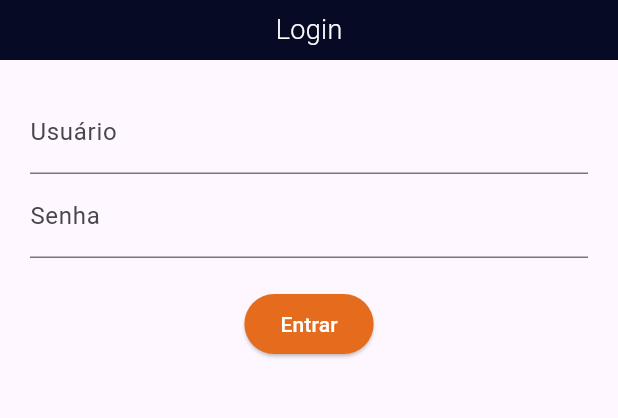
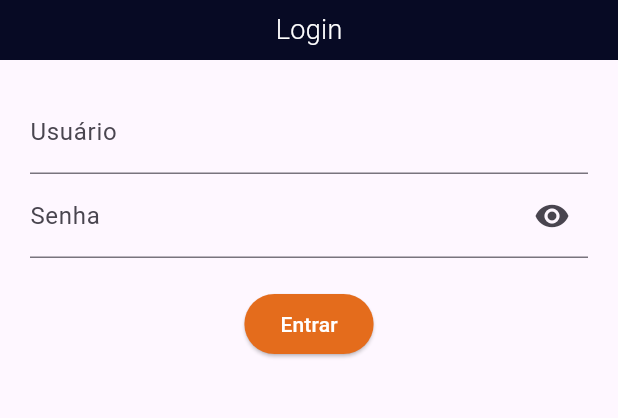
Before and after one commit to vlenci/desafio-api-python, a Flutter app: the screen it shows after launch, on a phone screen of 412 x 824 dp, the part 84-502 px from its top. Run offline on Flutter 3.47's test engine with Material 3 defaults, Android fonts, the phone set to English and light mode, and no system bars.

Commit message:
feat(login): implement password visibility toggle

```diff
--- a/frontend_flutter/lib/pages/login.dart
+++ b/frontend_flutter/lib/pages/login.dart
@@ -14,6 +14,7 @@ class LoginPage extends StatefulWidget {
 class _LoginPageState extends State<LoginPage> {
   final TextEditingController _username = TextEditingController();
   final TextEditingController _password = TextEditingController();
+  bool _obscureText = true;
   bool _loading = false;
 
   Future<void> _login() async {
@@ -78,8 +79,20 @@ class _LoginPageState extends State<LoginPage> {
             ),
             TextField(
               controller: _password,
-              decoration: const InputDecoration(labelText: 'Senha'),
-              obscureText: true,
+              decoration: InputDecoration(
+                labelText: 'Senha',
+                suffixIcon: IconButton(
+                  onPressed: () {
+                    setState(() {
+                      _obscureText = !_obscureText;
+                    });
+                  },
+                  icon: Icon(
+                    _obscureText ? Icons.visibility : Icons.visibility_off,
+                  ),
+                ),
+              ),
+              obscureText: _obscureText,
             ),
             const SizedBox(height: 20),
             _loading
```
